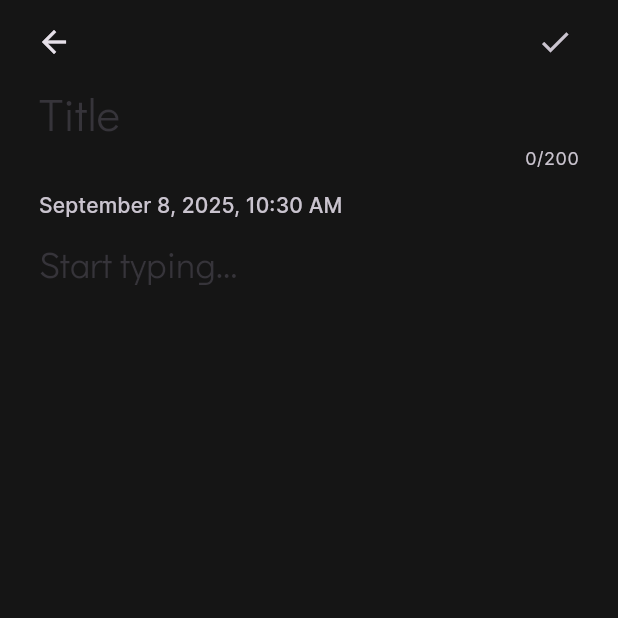
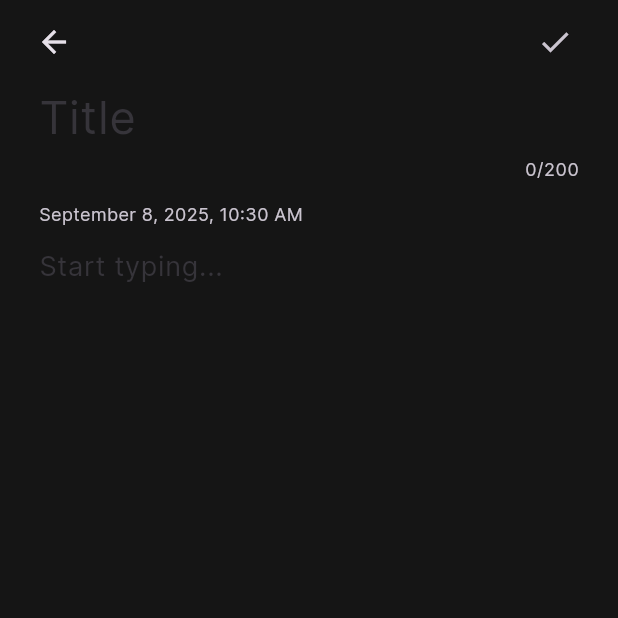
Before and after one commit to Rapithwin/firebase-notes, a Flutter app: the AddEditPage screen opened directly, on a phone screen of 412 x 824 dp, the top half of it. Run offline on Flutter 3.47's test engine with Material 3 defaults, Android fonts, the phone set to English and light mode, and no system bars; our stand-ins replace cloud_firestore, firebase_auth, firebase_core, get, google_sign_in, shared_preferences and 1 more; accounts and stored records are empty.

Commit message:
Implemented font size change

```diff
--- a/lib/pages/add_edit_page.dart
+++ b/lib/pages/add_edit_page.dart
@@ -1,3 +1,4 @@
+import 'package:firebase_notes/controllers/style_controller.dart';
 import 'package:firebase_notes/controllers/store_controller.dart';
 import 'package:firebase_notes/controllers/theme_controller.dart';
 import 'package:firebase_notes/models/notes_model.dart';
@@ -18,6 +19,7 @@ class _AddEditPageState extends State<AddEditPage> {
   late UndoHistoryController _contentUndoController;
   final StoreController storeController = Get.find<StoreController>();
   final ThemeController themeController = Get.find<ThemeController>();
+  final StyleController styleController = Get.find<StyleController>();
 
   final FocusNode _titleFocusNode = FocusNode();
   final FocusNode _contentFocusNode = FocusNode();
@@ -94,6 +96,7 @@ class _AddEditPageState extends State<AddEditPage> {
 
   @override
   Widget build(BuildContext context) {
+    final double scale = styleController.scaleFactor;
     final ThemeData theme = Theme.of(context);
     return Scaffold(
       appBar: AppBar(
@@ -165,8 +168,9 @@ class _AddEditPageState extends State<AddEditPage> {
               TextField(
                 controller: _titleController,
                 focusNode: _titleFocusNode,
-                style: theme.textTheme.titleLarge?.copyWith(
-                  fontSize: 30,
+                style: TextStyle(
+                  fontSize: 30 * scale,
+                  fontFamily: "Inter",
                   color: theme.colorScheme.onSurface,
                 ),
                 minLines: 1,
@@ -174,8 +178,9 @@ class _AddEditPageState extends State<AddEditPage> {
                 maxLength: 200,
                 decoration: InputDecoration.collapsed(
                   hintText: "Title",
-                  hintStyle: theme.textTheme.titleLarge?.copyWith(
-                    fontSize: 30,
+                  hintStyle: TextStyle(
+                    fontSize: 30 * scale,
+                    fontFamily: "Inter",
                     color: theme.colorScheme.surfaceContainerHighest,
                   ),
                 ),
@@ -184,7 +189,9 @@ class _AddEditPageState extends State<AddEditPage> {
                 DateFormat(
                   'MMMM d, yyyy, h:mm a',
                 ).format(widget.note?.dateModified ?? DateTime.now()),
-                style: theme.textTheme.labelLarge?.copyWith(
+                style: TextStyle(
+                  fontSize: 12.0 * scale,
+                  fontFamily: "Inter",
                   color: theme.colorScheme.onSurfaceVariant,
                 ),
               ),
@@ -193,16 +200,17 @@ class _AddEditPageState extends State<AddEditPage> {
                   undoController: _contentUndoController,
                   focusNode: _contentFocusNode,
                   controller: _contentController,
-                  style: theme.textTheme.titleLarge?.copyWith(
-                    fontSize: 24,
+                  style: TextStyle(
+                    fontSize: 18 * scale,
                     color: theme.colorScheme.onSurface,
                   ),
                   minLines: 1,
                   maxLines: null,
                   decoration: InputDecoration.collapsed(
                     hintText: "Start typing...",
-                    hintStyle: theme.textTheme.titleLarge?.copyWith(
-                      fontSize: 24,
+                    hintStyle: TextStyle(
+                      fontSize: 18 * scale,
+                      fontFamily: "Inter",
                       color: theme.colorScheme.surfaceContainerHighest,
                     ),
                   ),
```
Also changed, not shown: lib/pages/settings_page.dart (+42 -7 lines).
